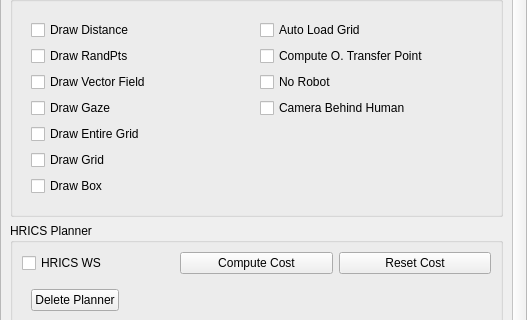
Before: the Qt Designer form src/move3d-qt-gui-libs/src/qtMainInterface/sideWidgets/qtHrics.ui in jmainpri/move3d-studio, drawn with Qt 5; both pictures show x 0 to 527 and y 124 to 444 of the 527 by 795 pixel window.
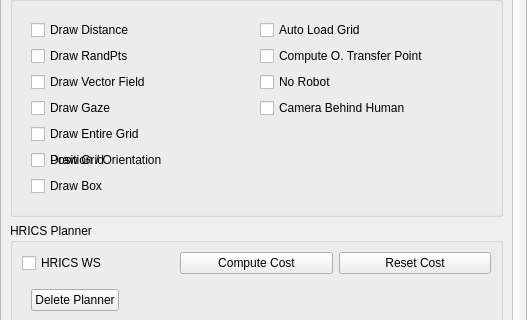
After: the same form once the commit is applied.

The edit to the form file:
```diff
--- a/src/move3d-qt-gui-libs/src/qtMainInterface/sideWidgets/qtHrics.ui
+++ b/src/move3d-qt-gui-libs/src/qtMainInterface/sideWidgets/qtHrics.ui
@@ -173,6 +173,13 @@
                </property>
               </widget>
              </item>
+             <item row="5" column="0">
+              <widget class="QCheckBox" name="checkBoxPosOr">
+               <property name="text">
+                <string>Position / Orientation</string>
+               </property>
+              </widget>
+             </item>
             </layout>
            </widget>
           </item>
```
